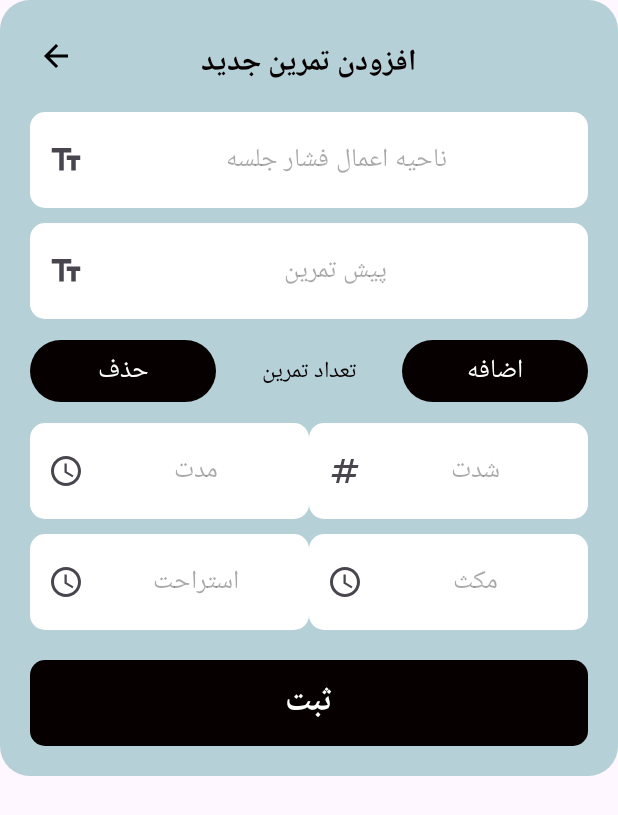
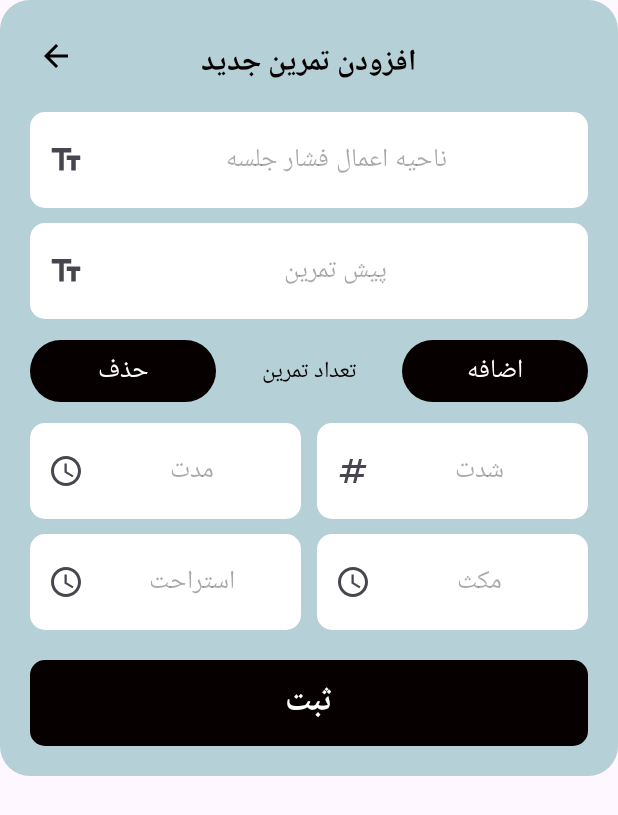
Before and after one commit to reyhaneh8328/BodybuildingProgram, an Android app: the layout dialog_plan.xml on its own in the app's theme, with its tools: preview values and no code run, on a phone screen of 412 x 824 dp. Shown: the top 815 px of the screen. Run offline under Robolectric (Android 15) with nearby library versions, the phone set to English and light mode, and no system bars.

Commit message:
add margin end and start to TIET

```diff
--- a/app/src/main/res/layout/dialog_plan.xml
+++ b/app/src/main/res/layout/dialog_plan.xml
@@ -112,6 +112,7 @@
             android:layout_width="0dp"
             android:layout_height="wrap_content"
             android:layout_weight="1"
+            android:layout_marginEnd="5dp"
             app:hintEnabled="false"
             app:startIconDrawable="@drawable/ic_time_black">
             <com.google.android.material.textfield.TextInputEditText
@@ -129,6 +130,7 @@
             android:layout_width="0dp"
             android:layout_height="wrap_content"
             android:layout_weight="1"
+            android:layout_marginStart="5dp"
             app:hintEnabled="false"
             app:startIconDrawable="@drawable/ic_numbers_black">
             <com.google.android.material.textfield.TextInputEditText
@@ -154,6 +156,7 @@
             android:layout_width="0dp"
             android:layout_height="wrap_content"
             android:layout_weight="1"
+            android:layout_marginEnd="5dp"
             app:hintEnabled="false"
             app:startIconDrawable="@drawable/ic_time_black">
             <com.google.android.material.textfield.TextInputEditText
@@ -171,6 +174,7 @@
             android:layout_width="0dp"
             android:layout_height="wrap_content"
             android:layout_weight="1"
+            android:layout_marginStart="5dp"
             app:hintEnabled="false"
             app:startIconDrawable="@drawable/ic_time_black">
             <com.google.android.material.textfield.TextInputEditText
--- a/app/src/main/res/layout/dialog_table.xml
+++ b/app/src/main/res/layout/dialog_table.xml
@@ -56,6 +56,7 @@
             android:layout_width="0dp"
             android:layout_height="wrap_content"
             android:layout_weight="1"
+            android:layout_marginEnd="5dp"
             app:hintEnabled="false"
             app:startIconDrawable="@drawable/ic_numbers_black">
             <com.google.android.material.textfield.TextInputEditText
@@ -73,6 +74,7 @@
             android:layout_width="0dp"
             android:layout_height="wrap_content"
             android:layout_weight="1"
+            android:layout_marginStart="5dp"
             app:hintEnabled="false"
             app:startIconDrawable="@drawable/ic_numbers_black">
             <com.google.android.material.textfield.TextInputEditText
```
